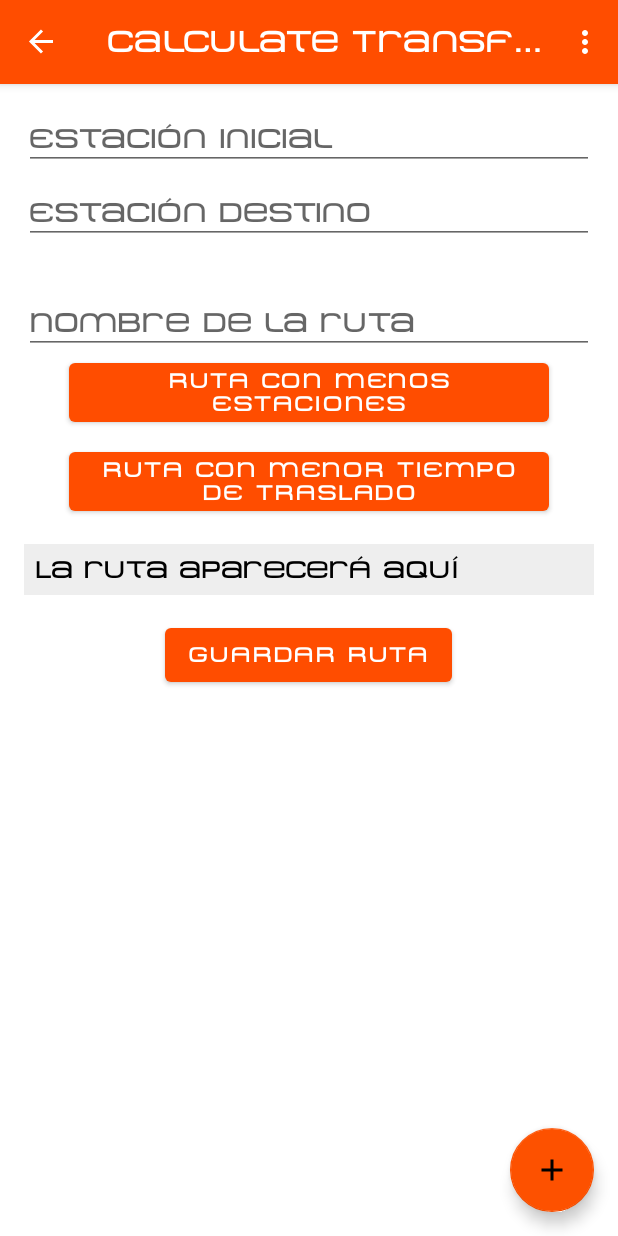
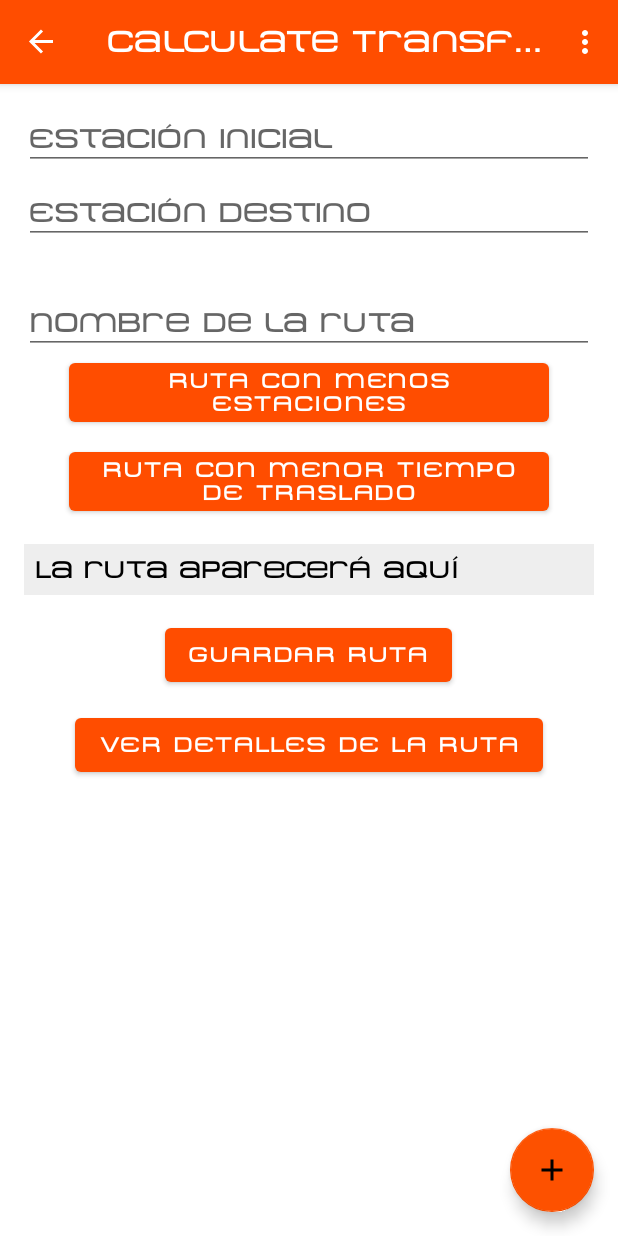
Before and after one commit to GustavoVaAsc/OrangeWormRevamped, an Android app: the CalculateTransferFragment screen opened through its navigation route, on a phone screen of 412 x 824 dp. Run offline under Robolectric (Android 15) with nearby library versions, the phone set to English and light mode, and no system bars; our stand-ins replace navigation-ui.

Commit message:
Lineas separadas y archivo fragment_calculate_transfer.xml

```diff
--- a/app/src/main/java/unam/fi/ai/orangewormrevamped/ui/subwaymap/MetroMapActivity.java
+++ b/app/src/main/java/unam/fi/ai/orangewormrevamped/ui/subwaymap/MetroMapActivity.java
@@ -18,7 +18,7 @@ public class MetroMapActivity extends AppCompatActivity {
         super.onCreate(savedInstanceState);
         setContentView(R.layout.activity_metro_map); // Asegúrate que este archivo XML existe
 
-        layoutLineas = findViewById(R.id.layoutLineas); // Este ID debe coincidir con el del LinearLayout en tu XML
+        layoutLineas = findViewById(R.id.layoutLineas);
 
         for (int i = 1; i <= 12; i++) {
             final int numeroLinea = i;
--- a/app/src/main/res/layout/fragment_calculate_transfer.xml
+++ b/app/src/main/res/layout/fragment_calculate_transfer.xml
@@ -67,5 +67,12 @@
             android:layout_height="wrap_content"
             android:text="Guardar ruta" />
 
+        <Button
+            android:id="@+id/showDetailsButton"
+            android:layout_width="wrap_content"
+            android:layout_height="wrap_content"
+            android:text="Ver detalles de la ruta"
+            android:layout_marginTop="12dp" />
+
     </LinearLayout>
 </ScrollView>
```
Also changed, not shown: app/src/main/res/drawable/linea1.png (added), app/src/main/res/drawable/linea2.png (added), app/src/main/res/drawable/linea3.png (added), app/src/main/res/drawable/linea4.png (added), app/src/main/res/drawable/linea5.png (added), app/src/main/res/drawable/linea6.png (added), app/src/main/res/drawable/linea7.png (added), app/src/main/res/drawable/linea8.png (added), app/src/main/res/drawable/linea9.png (added).
